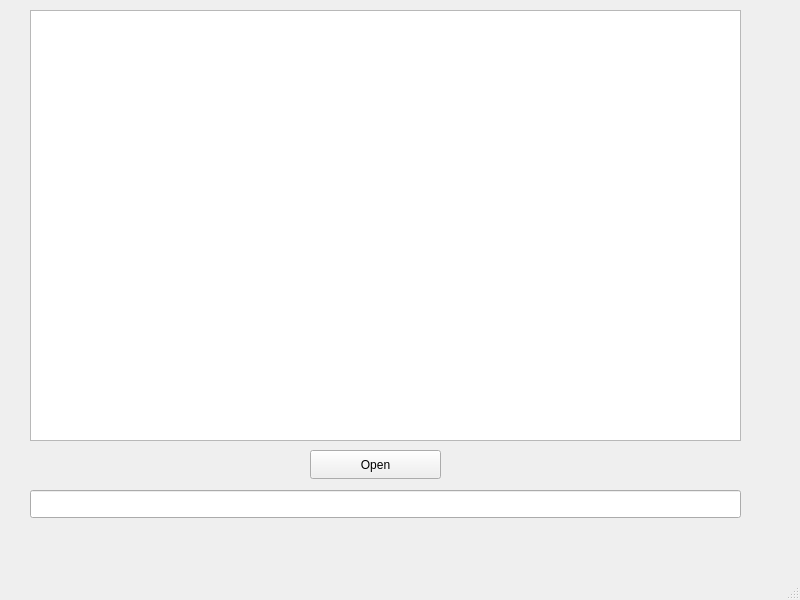
The window that mainwindow.ui (Vanohime/pkg_lab2) describes before a commit, drawn with Qt 5.
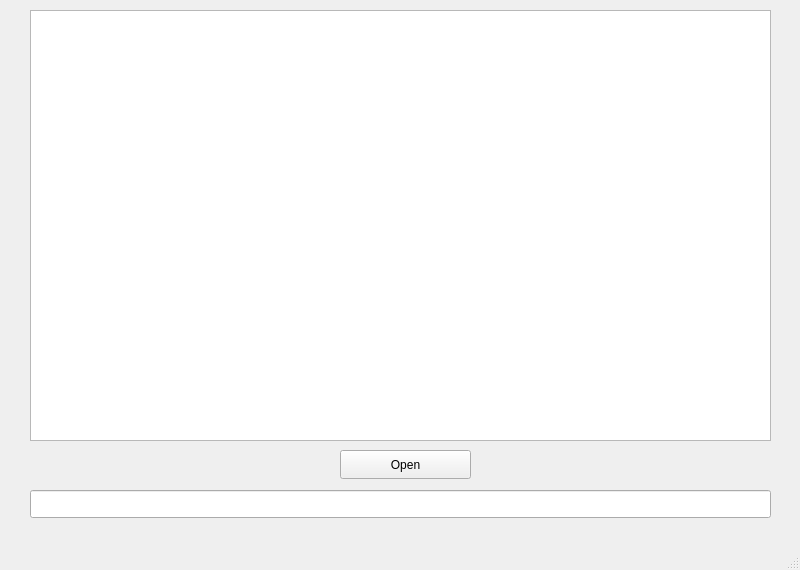
The same window after the commit.

The edit to the form file:
```diff
--- a/mainwindow.ui
+++ b/mainwindow.ui
@@ -7,7 +7,7 @@
     <x>0</x>
     <y>0</y>
     <width>800</width>
-    <height>600</height>
+    <height>570</height>
    </rect>
   </property>
   <property name="windowTitle">
@@ -19,7 +19,7 @@
      <rect>
       <x>30</x>
       <y>490</y>
-      <width>711</width>
+      <width>741</width>
       <height>28</height>
      </rect>
     </property>
@@ -29,7 +29,7 @@
      <rect>
       <x>30</x>
       <y>10</y>
-      <width>711</width>
+      <width>741</width>
       <height>431</height>
      </rect>
     </property>
@@ -37,7 +37,7 @@
    <widget class="QPushButton" name="open_button">
     <property name="geometry">
      <rect>
-      <x>310</x>
+      <x>340</x>
       <y>450</y>
       <width>131</width>
       <height>29</height>
```
